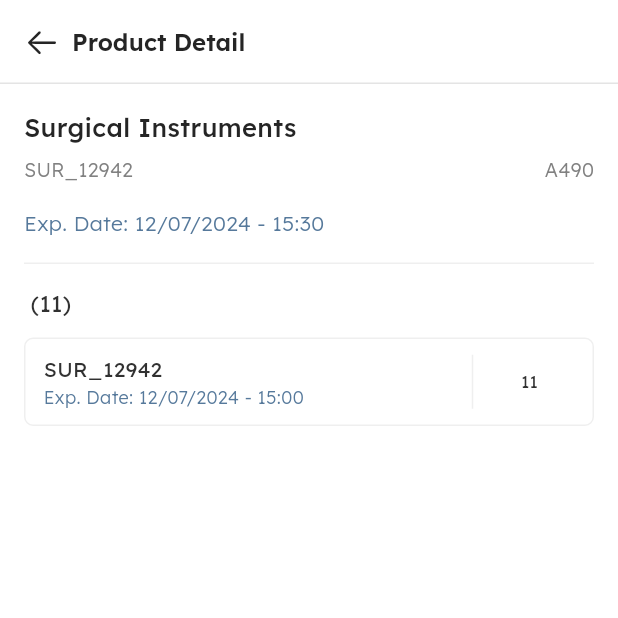
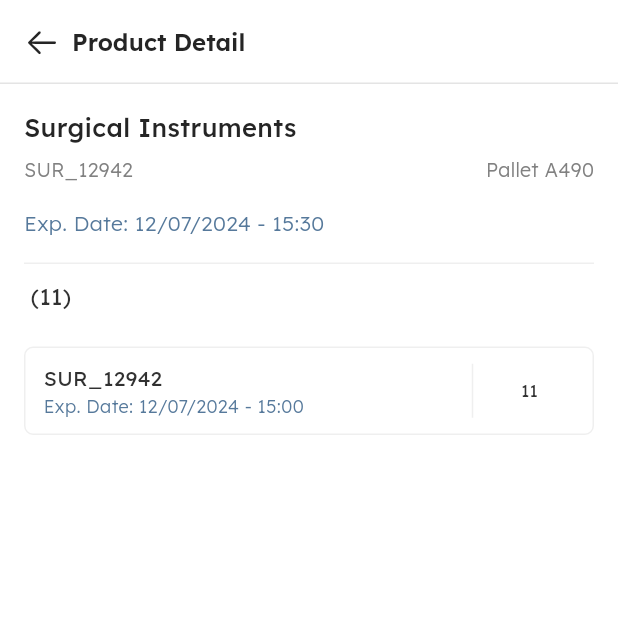
Before and after one commit to teguhw-scaleocean/inventory_3, a Flutter app: the ReceiptProductDetailScreen screen opened directly with sample values from the repository, on a phone screen of 412 x 824 dp, the top half of it. Run offline on Flutter 3.47's test engine with Material 3 defaults, Android fonts, the phone set to English and light mode, and no system bars; our stand-ins replace device_preview, flutter_dash, flutter_screenutil, flutter_svg.

Commit message:
receipt-product-detail-sn

```diff
--- a/lib/presentation/receipt/screens/receipt_product_detail.dart
+++ b/lib/presentation/receipt/screens/receipt_product_detail.dart
@@ -63,7 +63,7 @@ class _ReceiptProductDetailScreenState
                     Text(product.code,
                         style: BaseText.grey1Text13
                             .copyWith(fontWeight: BaseText.light)),
-                    Text(product.palletCode,
+                    Text("Pallet ${product.palletCode}",
                         style: BaseText.grey1Text13
                             .copyWith(fontWeight: BaseText.light)),
                   ],
@@ -79,20 +79,19 @@ class _ReceiptProductDetailScreenState
                 ),
                 16.height,
                 const CustomDivider(),
-                16.height,
                 Flexible(
-                    child: Text("$tracking (11)", style: BaseText.blackText15)),
-                12.height,
+                    child: SizedBox(
+                        height: 43,
+                        // padding: const EdgeInsets.symmetric(vertical: 16),
+                        child: Align(
+                          alignment: Alignment.centerLeft,
+                          child: Text(
+                            "$tracking (11)",
+                            style: BaseText.blackText15,
+                          ),
+                        ))),
                 (tracking.toLowerCase().contains("serial number"))
-                    // ? Container(
-                    //   child: ListView.builder(
-                    //     itemCount: ,
-                    //     itemBuilder: (context, index) {},),
-                    // )
-                    ? Expanded(
-                        child: Column(
-                          children: [
-                            Flexible(
+                    ? Flexible(
                         child: SizedBox(
                           height: 36,
                           width: double.infinity,
@@ -106,8 +105,28 @@ class _ReceiptProductDetailScreenState
                           ),
                         ),
                       )
-                          ],
-                        ),
+                    : const SizedBox(),
+                12.height,
+                (tracking.toLowerCase().contains("serial number"))
+                    // ? Container(
+                    //   child: ListView.builder(
+                    //     itemCount: ,
+                    //     itemBuilder: (context, index) {},),
+                    // )
+                    ? Expanded(
+                        flex: 10,
+                        child: ListView.builder(
+                            // shrinkWrap: true,
+                            physics: const AlwaysScrollableScrollPhysics(),
+                            scrollDirection: Axis.vertical,
+                            itemCount: 4,
+                            itemBuilder: (context, index) {
+                              String code = "SM-2024-${product.code}";
+
+                              return Padding(
+                                  padding: const EdgeInsets.only(bottom: 8),
+                                  child: buildItemQuantity(code));
+                            }),
                       )
                     : buildItemQuantity(product.code)
               ],
```
Lines whose indentation alone changed are shown as unchanged.
